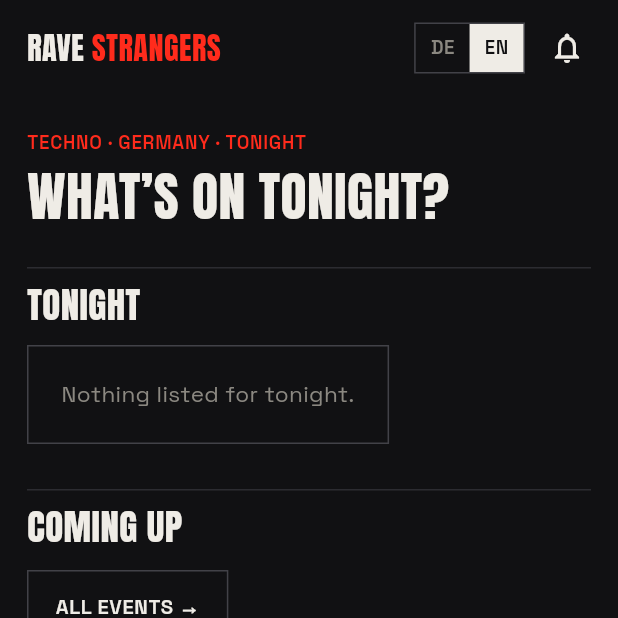
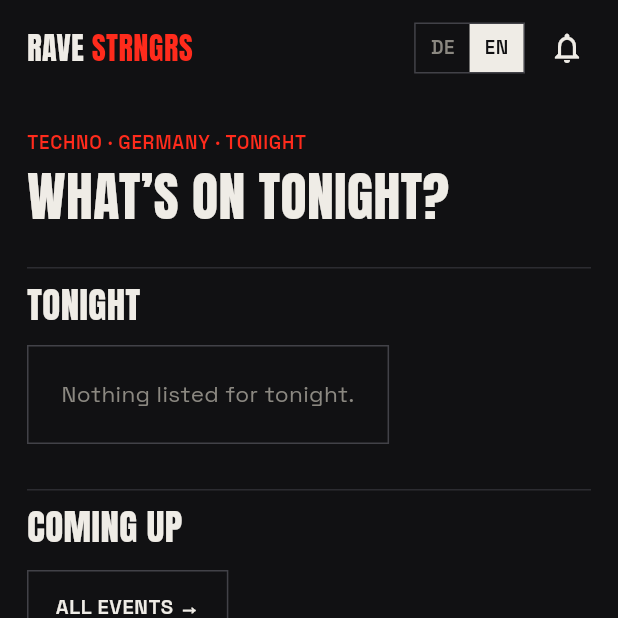
Before and after one commit to jxnnk/rave-strangers, a Flutter app: the screen it shows after launch, on a phone screen of 412 x 824 dp, the top half of it. Run offline on Flutter 3.47's test engine with Material 3 defaults, Android fonts, the phone set to English and light mode, and no system bars; our stand-ins replace flutter_map, google_fonts, latlong2, qr_flutter, share_plus, shared_preferences and 1 more; missing offline and left inert: apple_maps_flutter; accounts and stored records are empty; network calls fail.

Commit message:
Logo: RAVE STRNGRS (App-Name bleibt für Suche 'Rave Strangers')
Co-Authored-By: Claude Opus 5.5 <noreply@anthropic.com>
Claude-Session: https://claude.ai/code/session_01WShUj5USBq32Mi5iYb1hqJ

```diff
--- a/flutter_app/lib/widgets.dart
+++ b/flutter_app/lib/widgets.dart
@@ -44,10 +44,16 @@ class Brand extends StatelessWidget {
   const Brand({super.key});
   @override
   Widget build(BuildContext context) {
-    return Text.rich(TextSpan(children: [
-      TextSpan(text: 'RAVE ', style: display(18)),
-      TextSpan(text: 'STRANGERS', style: display(18, color: C.accent)),
-    ]));
+    // Logo: RAVE STRNGRS (spoken and searchable as "Rave Strangers")
+    return Semantics(
+      label: 'Rave Strangers',
+      child: ExcludeSemantics(
+        child: Text.rich(TextSpan(children: [
+          TextSpan(text: 'RAVE ', style: display(18)),
+          TextSpan(text: 'STRNGRS', style: display(18, color: C.accent)),
+        ])),
+      ),
+    );
   }
 }
 
```
Also changed, not shown: 2 other files.
